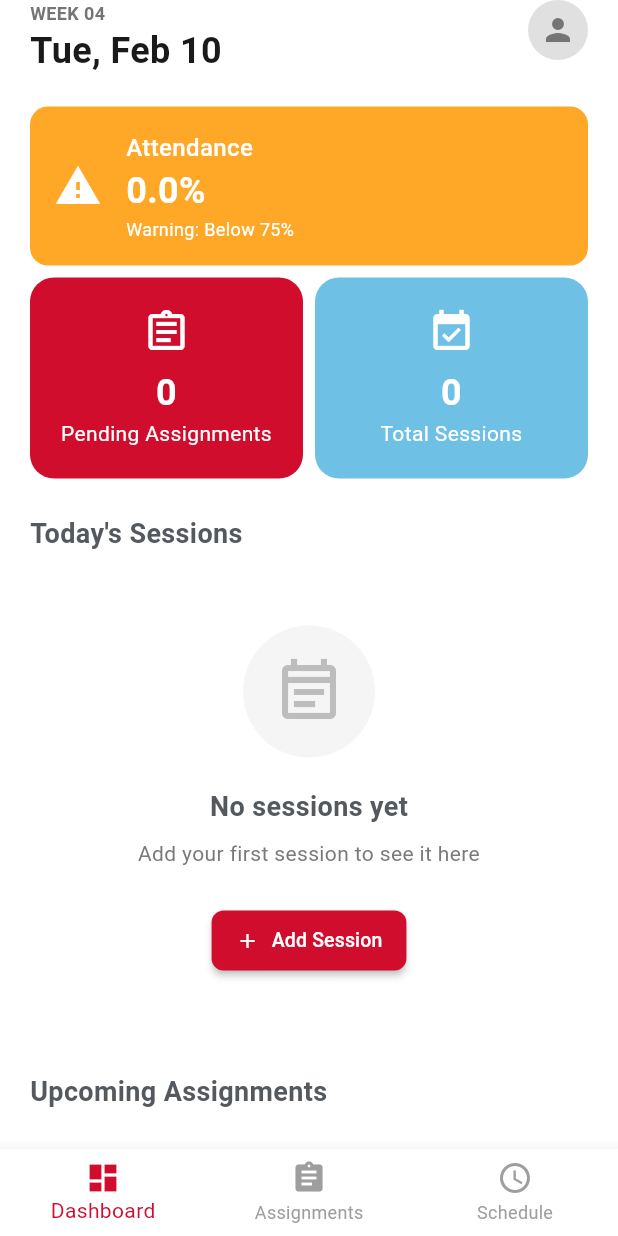
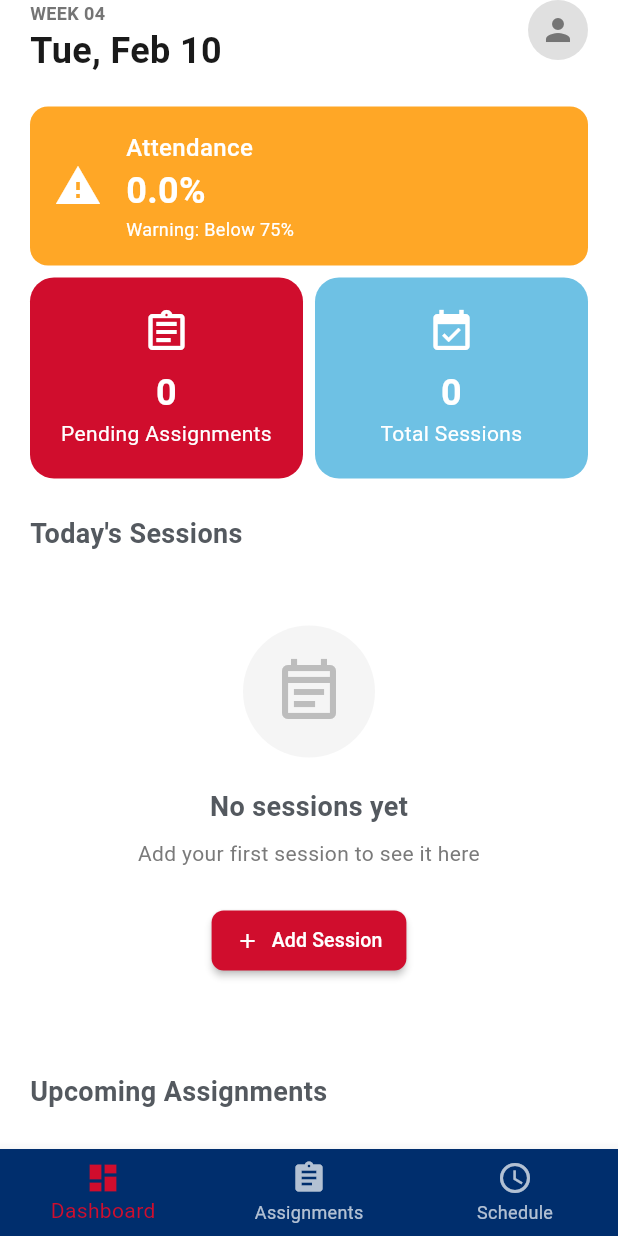
Before and after one commit to HelloWorldVictor/mobile_app_dev_formative_1, a Flutter app: the screen it shows after launch, on a phone screen of 412 x 824 dp. Run offline on Flutter 3.47's test engine with Material 3 defaults, Android fonts, the phone set to English and light mode, and no system bars; our stand-ins replace sqflite; accounts and stored records are empty.

Commit message:
feat: update theme

```diff
--- a/lib/screens/main_screen.dart
+++ b/lib/screens/main_screen.dart
@@ -48,8 +48,8 @@ class MainScreenState extends State<MainScreen> {
         },
         items: _bottomNavItems,
         selectedItemColor: AppColors.primary,
-        unselectedItemColor: Colors.grey,
-        backgroundColor: AppColors.surface,
+        unselectedItemColor: Colors.white70,
+        backgroundColor: AppColors.secondary,
         type: BottomNavigationBarType.fixed,
         elevation: 8,
       ),
```
